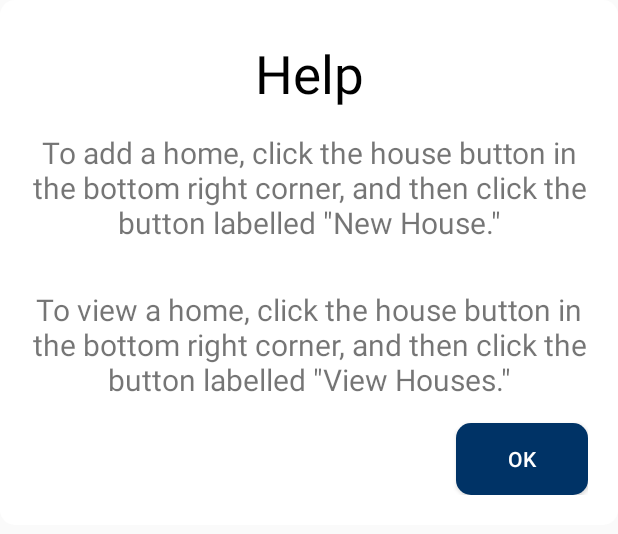
After one commit to dmhartsook/Contenant, an Android app: the layout fragment_diag.xml on its own in the app's theme, with its tools: preview values and no code run, on a phone screen of 412 x 824 dp. The commit adds this screen. Shown: the top 534 px of the screen. Run offline under Robolectric (Android 15) with nearby library versions, the phone set to English and light mode, and no system bars.

Commit message:
Added help dialog, minor fixes

```diff
--- a/app/src/main/java/edu/ucsb/cs/cs185/contenant/contenant/MainActivity.java
+++ b/app/src/main/java/edu/ucsb/cs/cs185/contenant/contenant/MainActivity.java
@@ -24,7 +24,6 @@ public class MainActivity extends AppCompatActivity {
         Toolbar toolbar = (Toolbar) findViewById(R.id.toolbar);
         toolbar.setTitle("");
         setSupportActionBar(toolbar);
-        // NEED THE PEFF ASSET
         title_view=(TextView)findViewById(R.id.titleTextView);
         Typeface face= Typeface.createFromAsset(getAssets(), "fonts/LobsterTwo-Regular.otf");
         title_view.setTypeface(face);
@@ -63,7 +62,10 @@ public class MainActivity extends AppCompatActivity {
         int id = item.getItemId();
 
         //noinspection SimplifiableIfStatement
-        if (id == R.id.action_settings) {
+        if (id == R.id.action_help) {
+            DiagFragment fragment = new DiagFragment();
+            fragment.show(getFragmentManager(), "");
+
             return true;
         }
 
--- /dev/null
+++ b/app/src/main/res/drawable-hdpi/dialog.xml
@@ -0,0 +1,6 @@
+<shape xmlns:android="http://schemas.android.com/apk/res/android"
+    android:shape="rectangle">
+    <solid android:color="@android:color/white"/>
+    <corners android:radius="10dp" />
+    <padding android:left="10dp" android:right="10dp"/>
+</shape>
--- a/app/src/main/res/layout-large/activity_main.xml
+++ b/app/src/main/res/layout-large/activity_main.xml
@@ -30,6 +30,7 @@
         android:layout_height="wrap_content"
         android:layout_gravity="bottom|end"
         android:layout_margin="@dimen/fab_margin"
+        fab:fab_labelStyle="@style/menu_labels_style"
         fab:menu_icon="@drawable/ic_home_white_24dp">
 
         <com.getbase.floatingactionbutton.FloatingActionButton
--- /dev/null
+++ b/app/src/main/res/layout-large/fragment_diag.xml
@@ -0,0 +1,54 @@
+<?xml version="1.0" encoding="utf-8"?>
+<RelativeLayout xmlns:android="http://schemas.android.com/apk/res/android"
+    android:layout_width="wrap_content"
+    android:layout_height="wrap_content"
+    android:padding="20dp"
+    android:background="@drawable/dialog"
+    android:orientation="vertical">
+
+    <TextView
+        android:id="@+id/help_title"
+        android:layout_width="match_parent"
+        android:layout_height="wrap_content"
+        android:paddingTop="5dp"
+        android:gravity="center"
+        android:text="@string/action_help"
+        android:textColor="@android:color/black"
+        android:textSize="35dp" />
+
+    <TextView
+        android:id="@+id/details1"
+        android:layout_width="wrap_content"
+        android:layout_height="wrap_content"
+        android:gravity="center"
+        android:paddingTop="15dp"
+        android:paddingBottom="15dp"
+        android:textSize="20dp"
+        android:text="@string/help_text"
+        android:layout_below="@+id/help_title"
+        android:layout_centerHorizontal="true" />
+
+    <TextView
+        android:id="@+id/details2"
+        android:layout_width="wrap_content"
+        android:layout_height="wrap_content"
+        android:gravity="center"
+        android:paddingTop="15dp"
+        android:paddingBottom="15dp"
+        android:textSize="20dp"
+        android:text="@string/help_text2"
+        android:layout_below="@+id/details1"
+        android:layout_centerHorizontal="true" />
+
+    <Button
+        android:id="@+id/ok"
+        android:layout_width="wrap_content"
+        android:layout_height="wrap_content"
+        android:text="ok"
+        android:textColor="@android:color/white"
+        android:layout_below="@+id/details2"
+        android:layout_alignParentRight="true"
+        android:layout_alignParentEnd="true"
+        android:background="@drawable/mybutton"/>
+
+</RelativeLayout>
--- /dev/null
+++ b/app/src/main/res/layout/fragment_diag.xml
@@ -0,0 +1,54 @@
+<?xml version="1.0" encoding="utf-8"?>
+<RelativeLayout xmlns:android="http://schemas.android.com/apk/res/android"
+    android:layout_width="wrap_content"
+    android:layout_height="wrap_content"
+    android:padding="20dp"
+    android:background="@drawable/dialog"
+    android:orientation="vertical">
+
+    <TextView
+        android:id="@+id/help_title"
+        android:layout_width="match_parent"
+        android:layout_height="wrap_content"
+        android:paddingTop="5dp"
+        android:gravity="center"
+        android:text="@string/action_help"
+        android:textColor="@android:color/black"
+        android:textSize="35dp" />
+
+    <TextView
+        android:id="@+id/details1"
+        android:layout_width="wrap_content"
+        android:layout_height="wrap_content"
+        android:gravity="center"
+        android:paddingTop="15dp"
+        android:paddingBottom="15dp"
+        android:textSize="20dp"
+        android:text="@string/help_text"
+        android:layout_below="@+id/help_title"
+        android:layout_centerHorizontal="true" />
+
+    <TextView
+        android:id="@+id/details2"
+        android:layout_width="wrap_content"
+        android:layout_height="wrap_content"
+        android:gravity="center"
+        android:paddingTop="15dp"
+        android:paddingBottom="15dp"
+        android:textSize="20dp"
+        android:text="@string/help_text2"
+        android:layout_below="@+id/details1"
+        android:layout_centerHorizontal="true" />
+
+    <Button
+        android:id="@+id/ok"
+        android:layout_width="wrap_content"
+        android:layout_height="wrap_content"
+        android:text="ok"
+        android:textColor="@android:color/white"
+        android:layout_below="@+id/details2"
+        android:layout_alignParentRight="true"
+        android:layout_alignParentEnd="true"
+        android:background="@drawable/mybutton"/>
+
+</RelativeLayout>
--- a/app/src/main/res/menu/menu_main.xml
+++ b/app/src/main/res/menu/menu_main.xml
@@ -3,8 +3,8 @@
     xmlns:tools="http://schemas.android.com/tools"
     tools:context="edu.ucsb.cs.cs185.contenant.contenant.MainActivity">
     <item
-        android:id="@+id/action_settings"
+        android:id="@+id/action_help"
         android:orderInCategory="100"
-        android:title="@string/action_settings"
+        android:title="@string/action_help"
         app:showAsAction="never" />
 </menu>
--- a/app/src/main/res/values/strings.xml
+++ b/app/src/main/res/values/strings.xml
@@ -1,6 +1,10 @@
 <resources>
     <string name="app_name">Contenant</string>
     <string name="action_settings">Settings</string>
+    <string name="action_help">Help</string>
+
+    <string name="help_text">To add a home, click the house button in the bottom right corner, and then click the button labelled \"New House.\" </string>
+    <string name = "help_text2">To view a home, click the house button in the bottom right corner, and then click the button labelled \"View Houses.\"</string>
 
     <string name="view_house">View Houses</string>
     <string name="new_house">New House</string>
```
